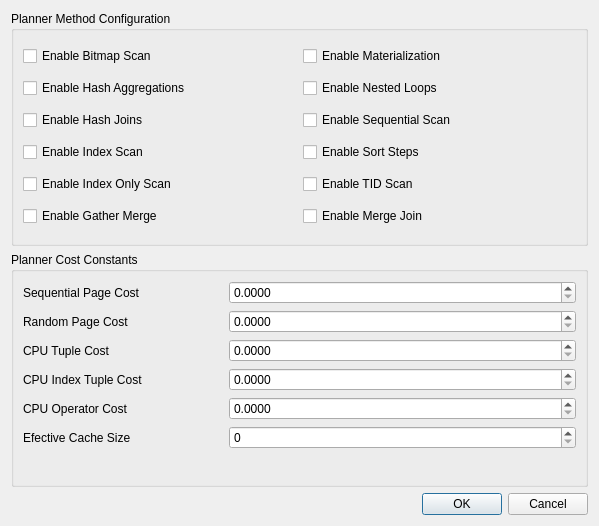
First picture: the form in GUI/pgdbatool/dlgplanmethods.ui, repository marcotcal/PG-DBA-Tools, before the edit.
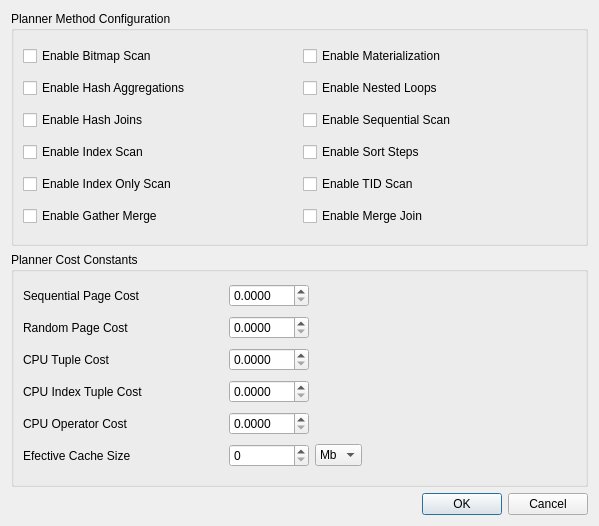
Second picture: the form after the edit.

```diff
--- a/GUI/pgdbatool/dlgplanmethods.ui
+++ b/GUI/pgdbatool/dlgplanmethods.ui
@@ -112,10 +112,54 @@
      <property name="title">
       <string>Planner Cost Constants</string>
      </property>
-     <layout class="QFormLayout" name="formLayout">
-      <property name="labelAlignment">
-       <set>Qt::AlignLeading|Qt::AlignLeft|Qt::AlignVCenter</set>
-      </property>
+     <layout class="QGridLayout" name="gridLayout_2" columnstretch="0,0,0,0">
+      <item row="5" column="3">
+       <spacer name="horizontalSpacer">
+        <property name="orientation">
+         <enum>Qt::Horizontal</enum>
+        </property>
+        <property name="sizeHint" stdset="0">
+         <size>
+          <width>40</width>
+          <height>20</height>
+         </size>
+        </property>
+       </spacer>
+      </item>
+      <item row="2" column="0">
+       <widget class="QLabel" name="label_3">
+        <property name="text">
+         <string>CPU Tuple Cost</string>
+        </property>
+       </widget>
+      </item>
+      <item row="4" column="1">
+       <widget class="QDoubleSpinBox" name="sp_operator_cost">
+        <property name="minimumSize">
+         <size>
+          <width>80</width>
+          <height>0</height>
+         </size>
+        </property>
+        <property name="decimals">
+         <number>4</number>
+        </property>
+       </widget>
+      </item>
+      <item row="1" column="0">
+       <widget class="QLabel" name="label_2">
+        <property name="text">
+         <string>Random Page Cost</string>
+        </property>
+       </widget>
+      </item>
+      <item row="5" column="0">
+       <widget class="QLabel" name="label_4">
+        <property name="text">
+         <string>Efective Cache Size</string>
+        </property>
+       </widget>
+      </item>
       <item row="0" column="0">
        <widget class="QLabel" name="label">
         <property name="minimumSize">
@@ -129,6 +173,13 @@
         </property>
        </widget>
       </item>
+      <item row="3" column="0">
+       <widget class="QLabel" name="label_5">
+        <property name="text">
+         <string>CPU Index Tuple Cost</string>
+        </property>
+       </widget>
+      </item>
       <item row="0" column="1">
        <widget class="QDoubleSpinBox" name="sp_seq_page_cost">
         <property name="minimumSize">
@@ -142,13 +193,6 @@
         </property>
        </widget>
       </item>
-      <item row="1" column="0">
-       <widget class="QLabel" name="label_2">
-        <property name="text">
-         <string>Random Page Cost</string>
-        </property>
-       </widget>
-      </item>
       <item row="1" column="1">
        <widget class="QDoubleSpinBox" name="sp_random_page_cost">
         <property name="minimumSize">
@@ -162,15 +206,8 @@
         </property>
        </widget>
       </item>
-      <item row="2" column="0">
-       <widget class="QLabel" name="label_3">
-        <property name="text">
-         <string>CPU Tuple Cost</string>
-        </property>
-       </widget>
-      </item>
-      <item row="2" column="1">
-       <widget class="QDoubleSpinBox" name="sp_cpu_tuple_cost">
+      <item row="3" column="1">
+       <widget class="QDoubleSpinBox" name="sp_cpu_index_tuple_cost">
         <property name="minimumSize">
          <size>
           <width>80</width>
@@ -182,13 +219,6 @@
         </property>
        </widget>
       </item>
-      <item row="5" column="0">
-       <widget class="QLabel" name="label_4">
-        <property name="text">
-         <string>Efective Cache Size</string>
-        </property>
-       </widget>
-      </item>
       <item row="5" column="1">
        <widget class="QSpinBox" name="sp_efective_cache_size">
         <property name="minimumSize">
@@ -197,13 +227,41 @@
           <height>0</height>
          </size>
         </property>
+        <property name="maximum">
+         <number>1000</number>
+        </property>
        </widget>
       </item>
-      <item row="3" column="0">
-       <widget class="QLabel" name="label_5">
-        <property name="text">
-         <string>CPU Index Tuple Cost</string>
+      <item row="2" column="1">
+       <widget class="QDoubleSpinBox" name="sp_cpu_tuple_cost">
+        <property name="minimumSize">
+         <size>
+          <width>80</width>
+          <height>0</height>
+         </size>
         </property>
+        <property name="decimals">
+         <number>4</number>
+        </property>
+       </widget>
+      </item>
+      <item row="5" column="2">
+       <widget class="QComboBox" name="cb_unit">
+        <item>
+         <property name="text">
+          <string>Mb</string>
+         </property>
+        </item>
+        <item>
+         <property name="text">
+          <string>Gb</string>
+         </property>
+        </item>
+        <item>
+         <property name="text">
+          <string>Tb</string>
+         </property>
+        </item>
        </widget>
       </item>
       <item row="4" column="0">
@@ -213,32 +271,6 @@
         </property>
        </widget>
       </item>
-      <item row="3" column="1">
-       <widget class="QDoubleSpinBox" name="sp_cpu_index_tuple_cost">
-        <property name="minimumSize">
-         <size>
-          <width>80</width>
-          <height>0</height>
-         </size>
-        </property>
-        <property name="decimals">
-         <number>4</number>
-        </property>
-       </widget>
-      </item>
-      <item row="4" column="1">
-       <widget class="QDoubleSpinBox" name="sp_operator_cost">
-        <property name="minimumSize">
-         <size>
-          <width>80</width>
-          <height>0</height>
-         </size>
-        </property>
-        <property name="decimals">
-         <number>4</number>
-        </property>
-       </widget>
-      </item>
      </layout>
     </widget>
    </item>
```
